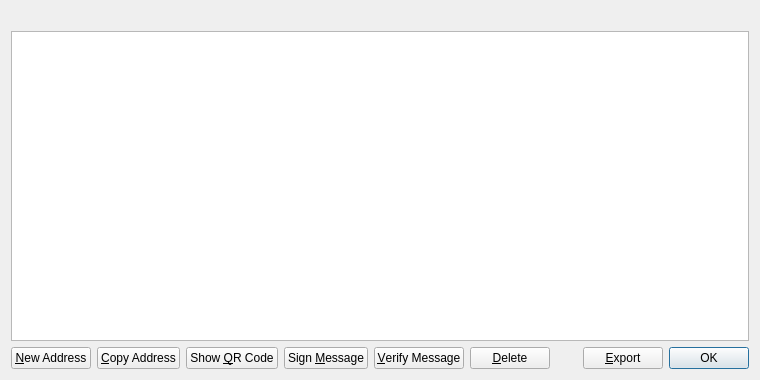
The window that src/qt/forms/addressbookpage.ui (Gulden/gulden-old) describes before a commit, drawn with Qt 5.
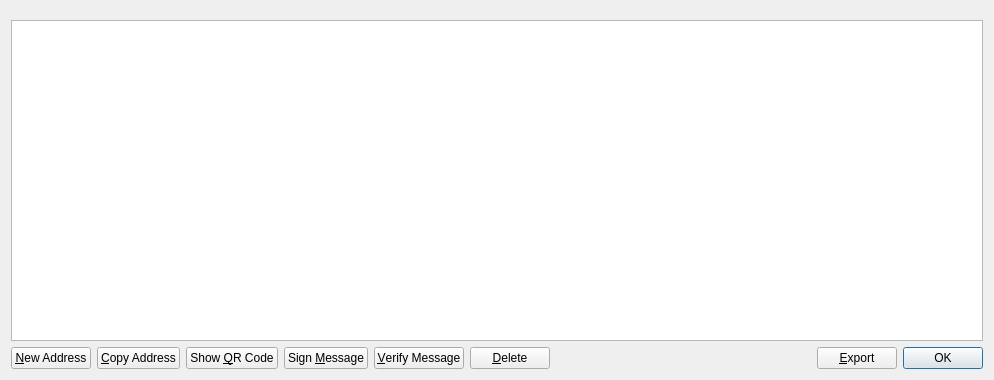
The same window after the commit. Icons and pictures are not drawn.

Patch:
```diff
--- a/src/qt/forms/addressbookpage.ui
+++ b/src/qt/forms/addressbookpage.ui
@@ -6,7 +6,7 @@
    <rect>
     <x>0</x>
     <y>0</y>
-    <width>760</width>
+    <width>994</width>
     <height>380</height>
    </rect>
   </property>
@@ -14,6 +14,9 @@
    <string>Address Book</string>
   </property>
   <layout class="QVBoxLayout" name="verticalLayout">
+   <property name="topMargin">
+    <number>0</number>
+   </property>
    <item>
     <widget class="QLabel" name="labelExplanation">
      <property name="textFormat">
```
